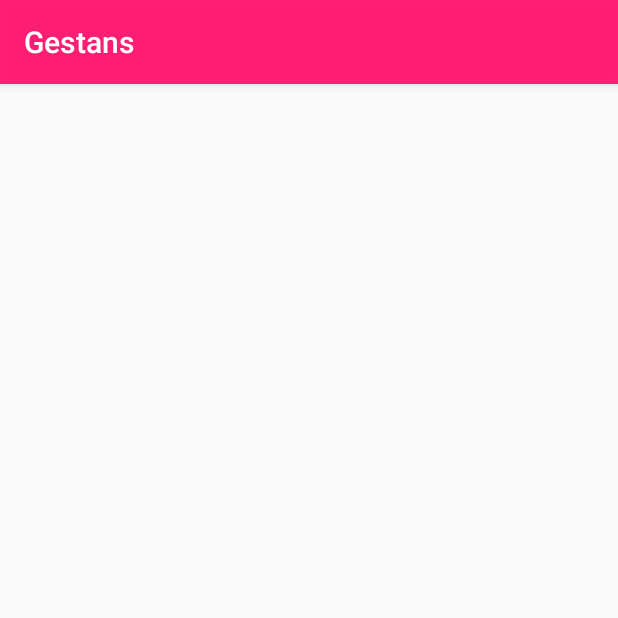
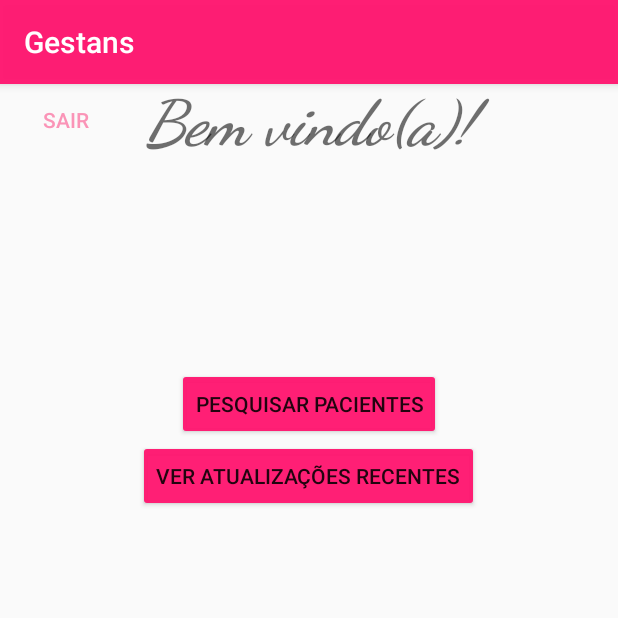
Before and after one commit to liviabrandaao/GestansApplication, an Android app: the MenuMedicoActivity screen opened directly, with no data from a screen before it, on a phone screen of 412 x 824 dp, the top half of it. Run offline under Robolectric (Android 15) with nearby library versions, the phone set to English and light mode, and no system bars; our stand-ins replace ButterKnife.

Commit message:
Cadastro Medico - update

```diff
--- a/Gestans_Android/GestansApp/app/src/main/AndroidManifest.xml
+++ b/Gestans_Android/GestansApp/app/src/main/AndroidManifest.xml
@@ -17,7 +17,8 @@
         </activity>
         <activity android:name=".activities.MainActivity" />
         <activity android:name=".activities.LoginMedicoActivity" />
-        <activity android:name=".activities.MenuMedicoActivity"></activity>
+        <activity android:name=".activities.MenuMedicoActivity" />
+        <activity android:name=".activities.CadastrarMedicoActivity"></activity>
     </application>
 
 </manifest>
--- a/Gestans_Android/GestansApp/app/src/main/java/br/edu/ifpb/gestansapp/activities/MenuMedicoActivity.java
+++ b/Gestans_Android/GestansApp/app/src/main/java/br/edu/ifpb/gestansapp/activities/MenuMedicoActivity.java
@@ -1,15 +1,46 @@
 package br.edu.ifpb.gestansapp.activities;
 
+import android.content.Intent;
 import android.support.v7.app.AppCompatActivity;
 import android.os.Bundle;
+import android.view.View;
+import android.widget.Button;
 
 import br.edu.ifpb.gestansapp.R;
+import butterknife.BindView;
+import butterknife.ButterKnife;
 
 public class MenuMedicoActivity extends AppCompatActivity {
 
+    @BindView(R.id.btnPesquisarPacientes) Button btnpesquisarPacientes;
+    @BindView(R.id.btnVerAtualizaçõesRecentes) Button btnverAtualizações;
+    @BindView(R.id.btnSair) Button btnsair;
     @Override
     protected void onCreate(Bundle savedInstanceState) {
         super.onCreate(savedInstanceState);
         setContentView(R.layout.activity_menu_medico);
+        ButterKnife.bind(this);
+
+        btnpesquisarPacientes.setOnClickListener(new View.OnClickListener() {
+            @Override
+            public void onClick(View view) {
+                //pesquisa pacientes
+            }
+        });
+
+        btnverAtualizações.setOnClickListener(new View.OnClickListener() {
+            @Override
+            public void onClick(View view) {
+                //ver atualizações
+            }
+        });
+
+        btnsair.setOnClickListener(new View.OnClickListener() {
+            @Override
+            public void onClick(View view) {
+                Intent intent = new Intent(MenuMedicoActivity.this, MainActivity.class);
+                startActivity(intent);
+            }
+        });
     }
 }
--- a/Gestans_Android/GestansApp/app/src/main/res/layout/activity_menu_medico.xml
+++ b/Gestans_Android/GestansApp/app/src/main/res/layout/activity_menu_medico.xml
@@ -6,6 +6,53 @@
     android:layout_height="match_parent"
     tools:context="br.edu.ifpb.gestansapp.activities.MenuMedicoActivity">
 
+    <Button
+        android:id="@+id/btnSair"
+        style="?android:attr/borderlessButtonStyle"
+        android:layout_width="wrap_content"
+        android:layout_height="wrap_content"
+        android:layout_centerHorizontal="true"
+        android:text="Sair"
+        android:layout_alignBottom="@+id/imageAccount"
+        android:layout_alignParentStart="true"
+        android:layout_marginBottom="18dp"
+        android:textColor="@color/colorAccent"/>
+
+    <TextView
+        android:id="@+id/tvBemVindo"
+        android:layout_width="match_parent"
+        android:layout_height="wrap_content"
+        android:fontFamily="cursive"
+        android:text="Bem vindo(a)!"
+        android:textColor="@color/common_google_signin_btn_text_light_focused"
+        android:textSize="42sp"
+        android:textStyle="bold|italic"
+        android:textAlignment="center"
+        android:layout_alignParentStart="true"
+        android:layout_alignParentTop="true" />
+
+
+        <Button
+            android:layout_width="wrap_content"
+            android:layout_height="wrap_content"
+            android:text="Pesquisar pacientes"
+            android:theme="@style/MyButton"
+            android:layout_below="@+id/tvBemVindo"
+            android:layout_centerHorizontal="true"
+            android:layout_marginTop="137dp"
+            android:id="@+id/btnPesquisarPacientes"/>
+
+        <Button
+            android:layout_width="wrap_content"
+            android:layout_height="wrap_content"
+            android:text="Ver atualizações recentes"
+            android:theme="@style/MyButton"
+            android:layout_below="@+id/btnPesquisarPacientes"
+            android:layout_centerHorizontal="true"
+            android:id="@+id/btnVerAtualizaçõesRecentes"/>
+
+
+
 
 
 </RelativeLayout>
--- a/Gestans_Android/GestansApp/app/src/main/res/values/styles.xml
+++ b/Gestans_Android/GestansApp/app/src/main/res/values/styles.xml
@@ -8,4 +8,9 @@
         <item name="colorAccent">@color/colorAccent</item>
     </style>
 
+    <style name="MyButton" parent="Theme.AppCompat.Light">
+        <item name="colorControlHighlight">@color/colorAccent</item>
+        <item name="colorButtonNormal">@color/colorPrimary</item>
+    </style>
+
 </resources>
```
Also changed, not shown: Gestans_Android/GestansApp/app/src/main/java/br/edu/ifpb/gestansapp/activities/CadastrarMedicoActivity.java (added, +15 -0 lines), Gestans_Android/GestansApp/app/src/main/java/br/edu/ifpb/gestansapp/activities/LoginMedicoActivity.java (+5 -4 lines), Gestans_Android/GestansApp/app/src/main/java/entities/Medico.java (+21 -6 lines), Gestans_Android/GestansApp/app/src/main/res/layout/activity_cadastrar_medico.xml (added, +169 -0 lines), Gestans_Android/GestansApp/app/src/main/res/layout/activity_login_medico.xml (+13 -13 lines).
